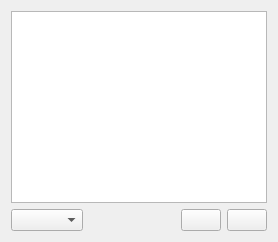
prymatex/prymatex, file resources/ui/configure/environment.ui: the form before one commit.
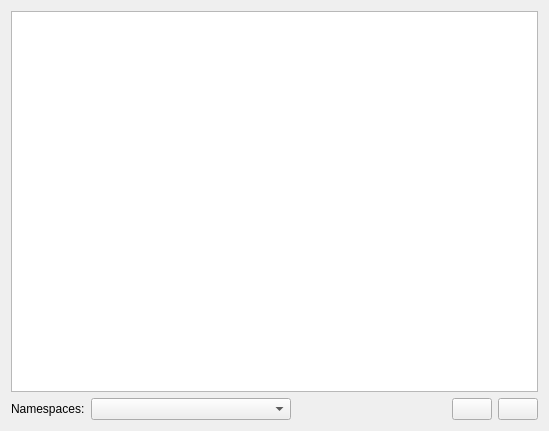
The form after the commit. Icons and pictures are not drawn.

The edit to the form file:
```diff
--- a/resources/ui/configure/environment.ui
+++ b/resources/ui/configure/environment.ui
@@ -2,6 +2,14 @@
 <ui version="4.0">
  <class>MultiDictTableEditorWidget</class>
  <widget class="QWidget" name="MultiDictTableEditorWidget">
+  <property name="geometry">
+   <rect>
+    <x>0</x>
+    <y>0</y>
+    <width>549</width>
+    <height>431</height>
+   </rect>
+  </property>
   <layout class="QVBoxLayout" name="_2">
    <item>
     <widget class="QTableView" name="tableViewVariables">
@@ -16,7 +24,21 @@
    <item>
     <layout class="QHBoxLayout" name="horizontalLayout">
      <item>
-      <widget class="QComboBox" name="comboBoxNamespaces"/>
+      <widget class="QLabel" name="label">
+       <property name="text">
+        <string>Namespaces:</string>
+       </property>
+      </widget>
+     </item>
+     <item>
+      <widget class="QComboBox" name="comboBoxNamespaces">
+       <property name="minimumSize">
+        <size>
+         <width>200</width>
+         <height>0</height>
+        </size>
+       </property>
+      </widget>
      </item>
      <item>
       <spacer name="horizontalSpacer">
```
